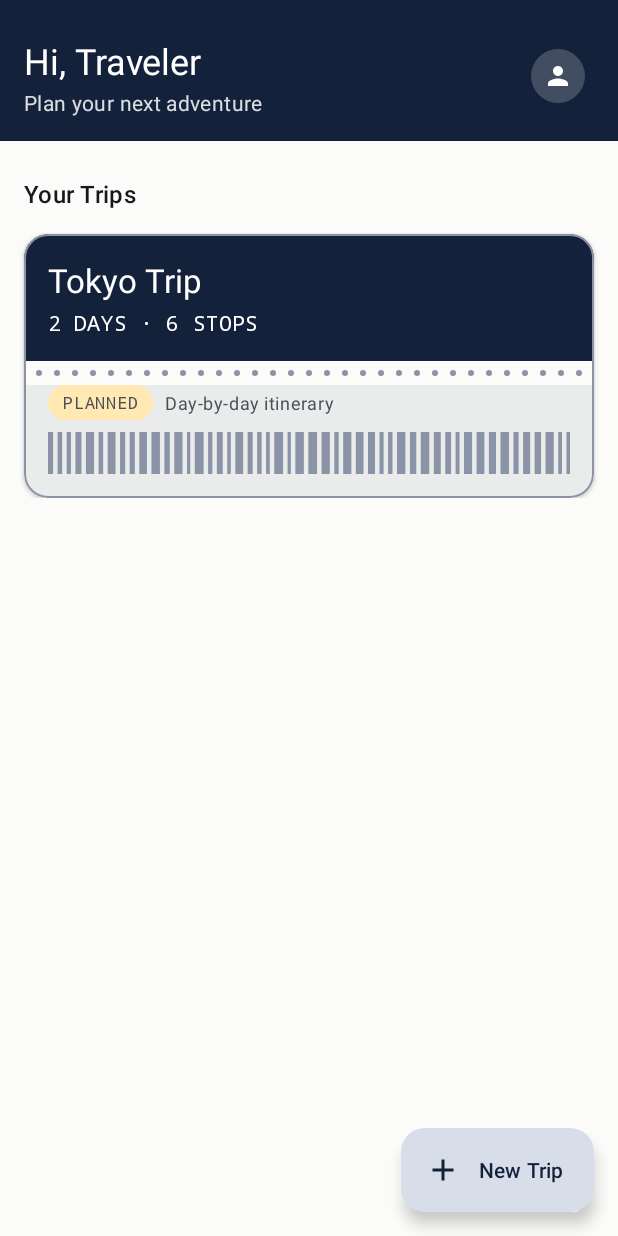
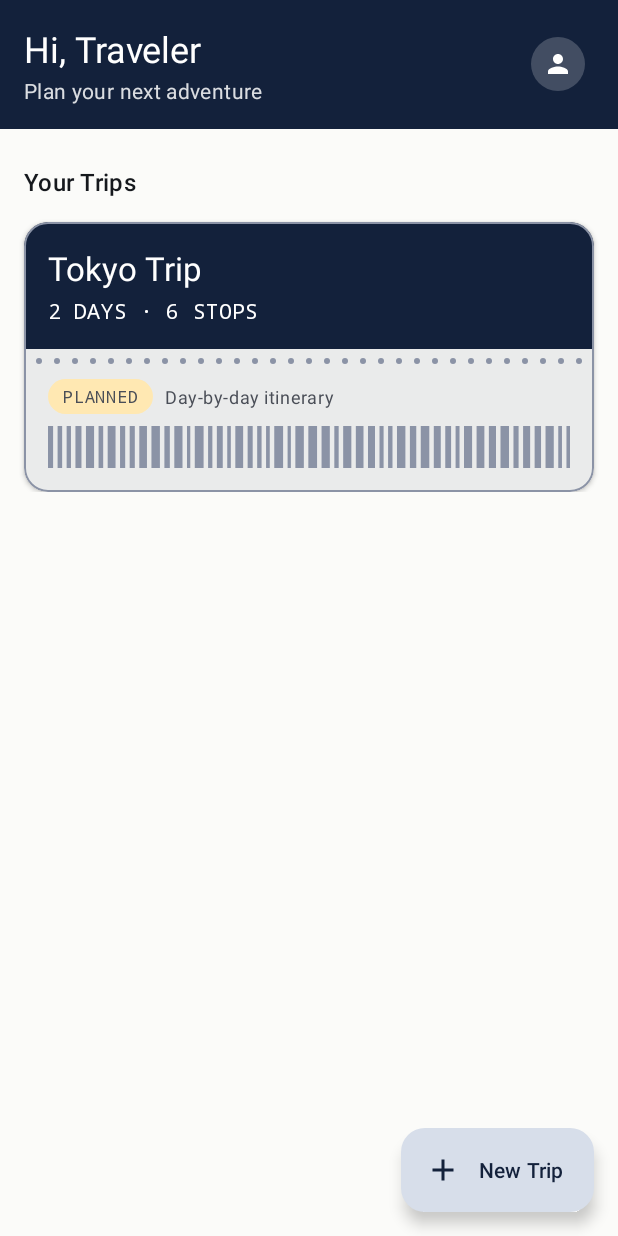
Before and after one commit to Rbndct/TripFit, an Android app: the HomeActivity screen opened directly, with no data from a screen before it, on a phone screen of 412 x 824 dp. Run offline under Robolectric (Android 15) with nearby library versions, the phone set to English and light mode, and no system bars; our stand-ins replace Room's generated code.

Commit message:
fix(ui): home critique pass
Status bar stays on the fixed navy shell with light icons in dark mode,
and the navy header absorbs the top inset (edge-to-edge on API 35+).
Drop the surface fill behind the hero card perforation that cut a
mismatched band across the ticket, add breathing room above the status
row, and stop the header lifting on scroll.

```diff
--- a/app/src/main/java/com/itismob/s01/group01/tripfit/HomeActivity.java
+++ b/app/src/main/java/com/itismob/s01/group01/tripfit/HomeActivity.java
@@ -2,11 +2,15 @@ package com.itismob.s01.group01.tripfit;
 
 import android.content.Intent;
 import android.os.Bundle;
+import android.view.View;
+import android.view.Window;
 
 import androidx.annotation.Nullable;
 import androidx.appcompat.app.AppCompatActivity;
+import androidx.core.content.ContextCompat;
 import androidx.core.graphics.Insets;
 import androidx.core.view.ViewCompat;
+import androidx.core.view.WindowCompat;
 import androidx.core.view.WindowInsetsCompat;
 import androidx.lifecycle.ViewModelProvider;
 import androidx.recyclerview.widget.LinearLayoutManager;
@@ -27,8 +31,12 @@ public class HomeActivity extends AppCompatActivity {
     protected void onCreate(@Nullable Bundle savedInstanceState) {
         super.onCreate(savedInstanceState);
         setContentView(R.layout.activity_home);
+        applyShellSystemBars();
+        View appBar = findViewById(R.id.appbar_home);
         ViewCompat.setOnApplyWindowInsetsListener(findViewById(R.id.home_root), (v, insets) -> {
             Insets systemBars = insets.getInsets(WindowInsetsCompat.Type.systemBars());
+            // The navy header runs under the status bar, so it absorbs the top inset itself.
+            appBar.setPadding(0, systemBars.top, 0, 0);
             v.setPadding(systemBars.left, 0, systemBars.right, systemBars.bottom);
             return insets;
         });
@@ -50,6 +58,14 @@ public class HomeActivity extends AppCompatActivity {
         fab.setOnClickListener(v -> startActivity(new Intent(HomeActivity.this, NewTripActivity.class)));
     }
 
+    /** Keeps the status bar on the fixed navy shell with light icons, in both light and dark themes. */
+    @SuppressWarnings("deprecation") // no-op once edge-to-edge is enforced (API 35+); needed below that
+    private void applyShellSystemBars() {
+        Window window = getWindow();
+        window.setStatusBarColor(ContextCompat.getColor(this, R.color.ticket_carrier_navy));
+        WindowCompat.getInsetsController(window, window.getDecorView()).setAppearanceLightStatusBars(false);
+    }
+
     private void openTrip(String tripId) {
         Intent intent = new Intent(this, MainActivity.class);
         intent.putExtra(EXTRA_TRIP_ID, tripId);
--- a/app/src/main/res/layout/activity_home.xml
+++ b/app/src/main/res/layout/activity_home.xml
@@ -9,10 +9,12 @@
     tools:context=".HomeActivity">
 
     <com.google.android.material.appbar.AppBarLayout
+        android:id="@+id/appbar_home"
         android:layout_width="match_parent"
         android:layout_height="wrap_content"
         android:background="@color/ticket_carrier_navy"
-        android:elevation="0dp">
+        android:elevation="0dp"
+        app:liftOnScroll="false">
 
         <LinearLayout
             android:layout_width="match_parent"
@@ -20,7 +22,7 @@
             android:gravity="center_vertical"
             android:orientation="horizontal"
             android:paddingHorizontal="@dimen/space_md"
-            android:paddingTop="@dimen/space_lg"
+            android:paddingTop="@dimen/space_md"
             android:paddingBottom="@dimen/space_md">
 
             <LinearLayout
@@ -103,7 +105,7 @@
                 android:layout_height="wrap_content"
                 android:nestedScrollingEnabled="false"
                 android:overScrollMode="never"
-                tools:listitem="@layout/item_trip_card" />
+                tools:listitem="@layout/item_trip_card_hero" />
 
         </LinearLayout>
 
--- a/app/src/main/res/layout/item_trip_card_hero.xml
+++ b/app/src/main/res/layout/item_trip_card_hero.xml
@@ -47,8 +47,7 @@
 
         <com.itismob.s01.group01.tripfit.ui.PerforationDividerView
             android:layout_width="match_parent"
-            android:layout_height="@dimen/ticket_perforation_height"
-            android:background="?attr/colorSurface" />
+            android:layout_height="@dimen/ticket_perforation_height" />
 
         <LinearLayout
             android:layout_width="match_parent"
@@ -56,6 +55,7 @@
             android:gravity="center_vertical"
             android:orientation="horizontal"
             android:paddingHorizontal="@dimen/space_md"
+            android:paddingTop="@dimen/space_xs"
             android:paddingBottom="@dimen/space_sm">
 
             <TextView
```
Also changed, not shown: 1 other file.
